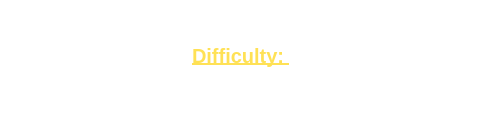
Before: the Qt Designer form lvl.ui in DEATHSTROUKE/Tower-Defence, drawn with Qt 5; both pictures show x 258 to 738 and y 0 to 120 of the 971 by 120 pixel window.
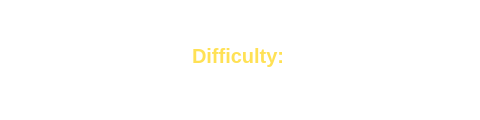
After: the same form once the commit is applied. Icons and pictures are not drawn.

```diff
--- a/lvl.ui
+++ b/lvl.ui
@@ -77,9 +77,6 @@
      <pointsize>-1</pointsize>
      <weight>75</weight>
      <bold>true</bold>
-     <underline>true</underline>
-     <strikeout>false</strikeout>
-     <kerning>true</kerning>
     </font>
    </property>
    <property name="styleSheet">
```
Left out of the diff: 3 changed lines with no effect on the pictures.
